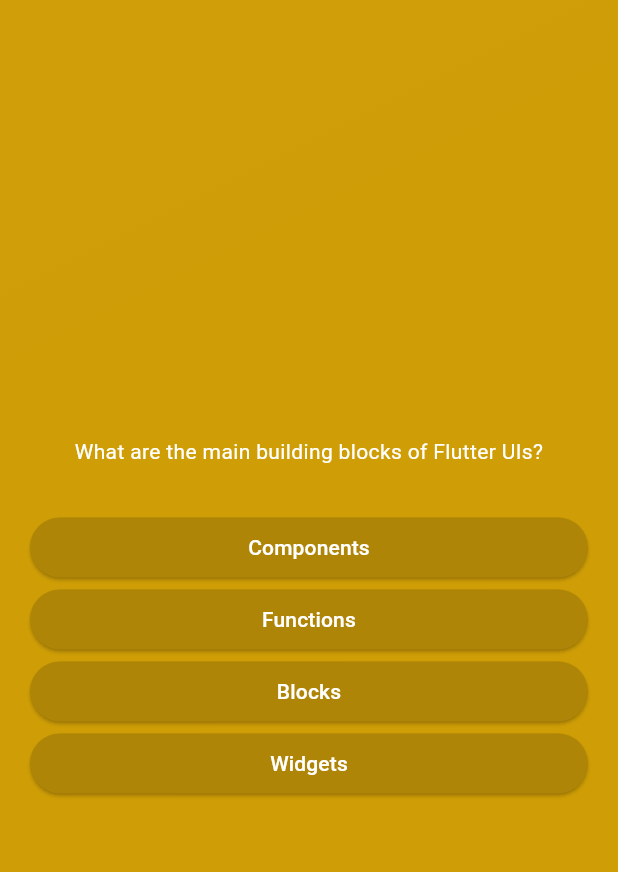
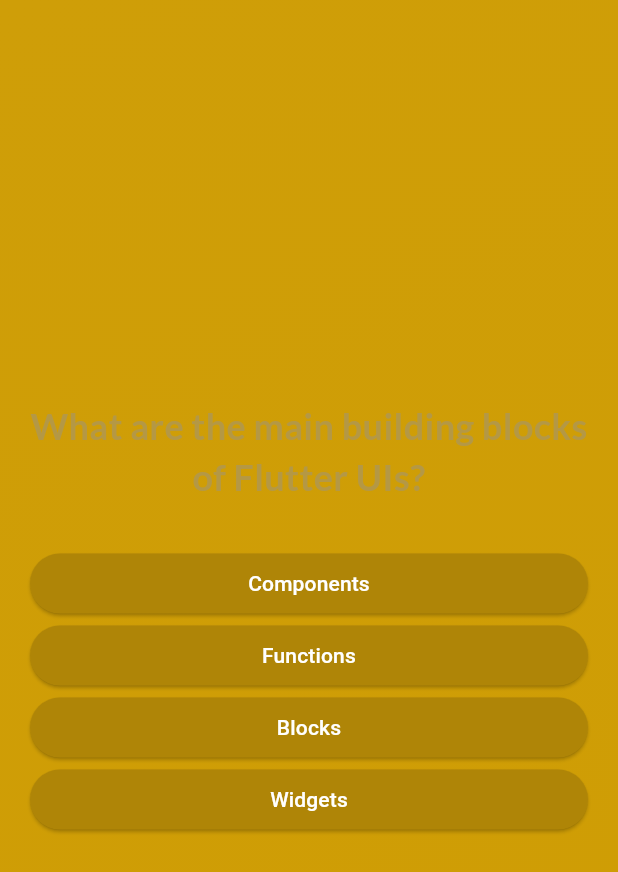
Before and after one commit to bnthurre/quiz_app_2, a Flutter app: the screen it shows after launch, after a tap on "start quiz", on a phone screen of 412 x 824 dp. Shown: the top 872 px of the screen. Run offline on Flutter 3.47's test engine with Material 3 defaults, Android fonts, the phone set to English and light mode, and no system bars; our stand-ins replace google_fonts.

Commit message:
adding google fonts

```diff
--- a/lib/questions_screen.dart
+++ b/lib/questions_screen.dart
@@ -1,6 +1,7 @@
 import 'package:flutter/material.dart';
 import 'package:quiz_app_2/answer_button.dart';
 import 'package:quiz_app_2/data/questions.dart';
+import 'package:google_fonts/google_fonts.dart';
 
 class QuestionsScreen extends StatefulWidget {
   const QuestionsScreen({super.key});
@@ -34,7 +35,10 @@ class _QuestionsScreenState extends State<QuestionsScreen> {
           children: [
             Text(
               currentQuestion.text,
-              style: const TextStyle(color: Colors.white),
+              style: GoogleFonts.lato(
+                  color: const Color.fromARGB(255, 180, 152, 69),
+                  fontSize: 24,
+                  fontWeight: FontWeight.bold),
               textAlign: TextAlign.center,
             ),
             const SizedBox(
--- a/lib/start_screen.dart
+++ b/lib/start_screen.dart
@@ -1,4 +1,5 @@
 import 'package:flutter/material.dart';
+import 'package:google_fonts/google_fonts.dart';
 
 class StartScreen extends StatelessWidget {
   const StartScreen(this.startquiz, {super.key});
@@ -18,11 +19,8 @@ class StartScreen extends StatelessWidget {
           const SizedBox(
             height: 80,
           ),
-          const Text(
-            'learn flutter the fun way!!!',
-            style: TextStyle(
-                color: Color.fromARGB(255, 255, 255, 255), fontSize: 24),
-          ),
+          Text('learn flutter the fun way!!!',
+              style: GoogleFonts.lato(color: Colors.white, fontSize: 24)),
           OutlinedButton.icon(
               onPressed: startquiz,
               style: OutlinedButton.styleFrom(foregroundColor: Colors.white),
--- a/pubspec.yaml
+++ b/pubspec.yaml
@@ -35,6 +35,7 @@ dependencies:
   # The following adds the Cupertino Icons font to your application.
   # Use with the CupertinoIcons class for iOS style icons.
   cupertino_icons: ^1.0.2
+  google_fonts: ^6.1.0
 
 dev_dependencies:
   flutter_test:
```
Also changed, not shown: pubspec.lock, 1 other file.
